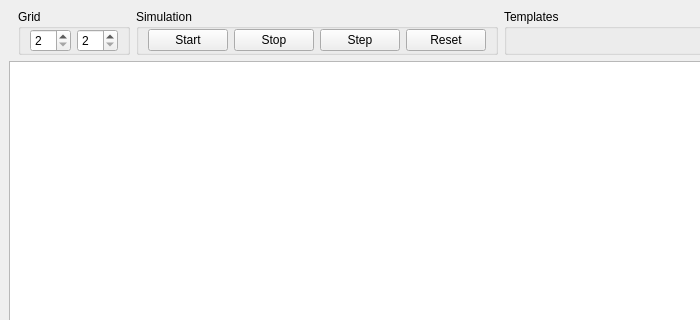
Above: resources/mainwindow.ui from mkcms/gol-qt before the change; both pictures show x 0 to 700 and y 0 to 320 of the 800 by 600 pixel window. Below: the same form after it.
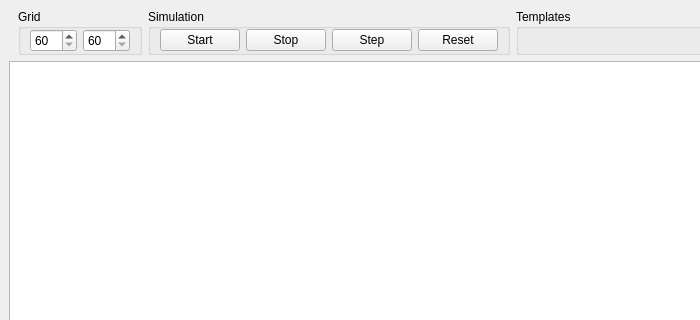
That is the form after the change.

Commit message: Set new default & maximum values for grid size spinboxes.

Patch:
```diff
--- a/resources/mainwindow.ui
+++ b/resources/mainwindow.ui
@@ -51,14 +51,20 @@
           <item>
            <widget class="QSpinBox" name="spinBoxGridSizeX">
             <property name="minimum">
-             <number>2</number>
+             <number>60</number>
+            </property>
+            <property name="maximum">
+             <number>500</number>
             </property>
            </widget>
           </item>
           <item>
            <widget class="QSpinBox" name="spinBoxGridSizeY">
             <property name="minimum">
-             <number>2</number>
+             <number>60</number>
+            </property>
+            <property name="maximum">
+             <number>500</number>
             </property>
            </widget>
           </item>
```
